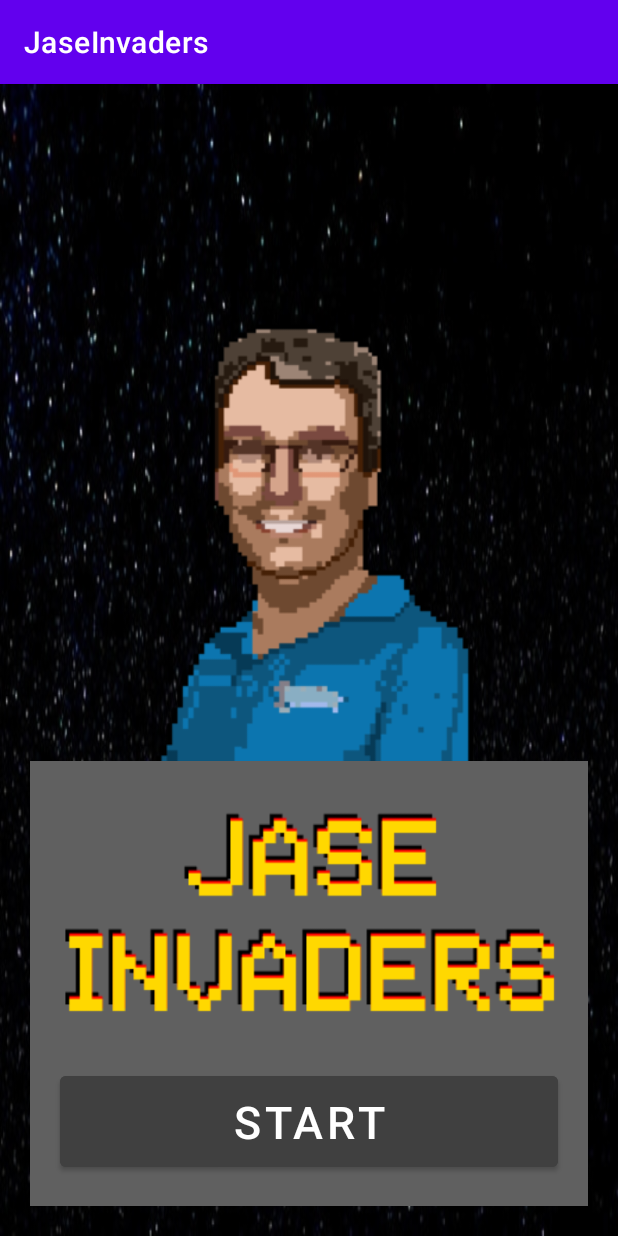
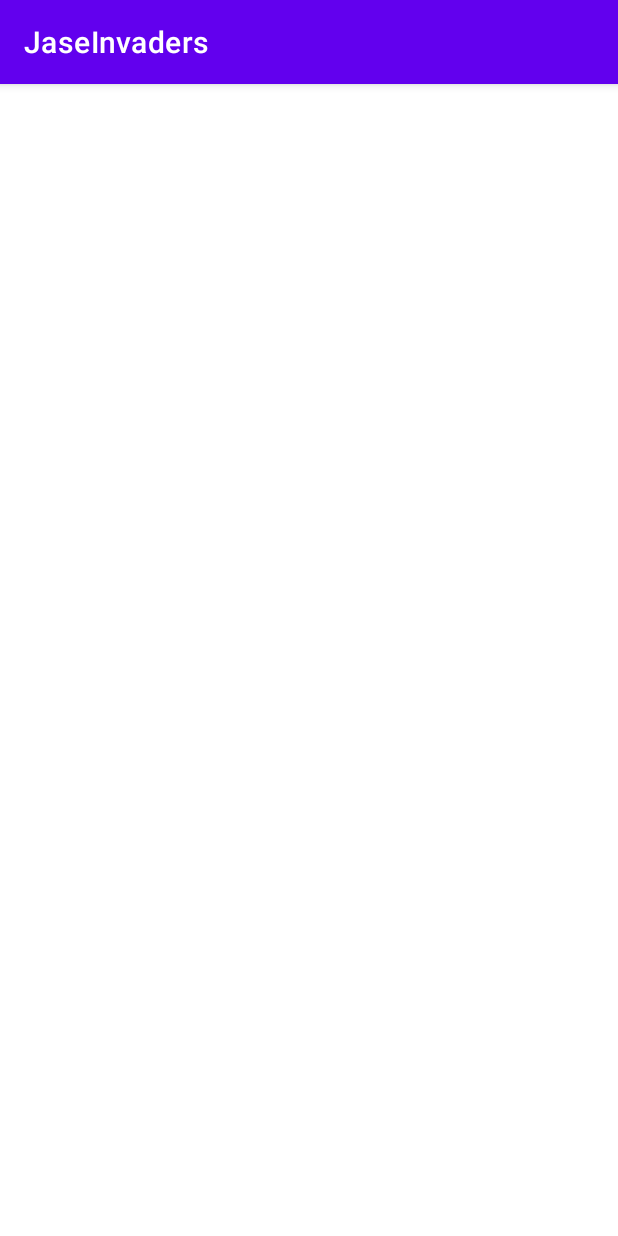
Before and after one commit to ETS-Android2/JaseInvaders, an Android app: the screen it shows after launch (MainActivity before the commit, GameActivity after it), after a tap on "START", on a phone screen of 412 x 824 dp. Run offline under Robolectric (Android 15) with nearby library versions, the phone set to English and light mode, and no system bars.

Commit message:
Create GameActivity. Make start_button move to GameActivity.

```diff
--- a/app/src/main/AndroidManifest.xml
+++ b/app/src/main/AndroidManifest.xml
@@ -9,6 +9,7 @@
         android:roundIcon="@mipmap/ic_launcher_round"
         android:supportsRtl="true"
         android:theme="@style/Theme.JaseInvaders">
+        <activity android:name=".GameActivity"></activity>
         <activity android:name=".MainActivity">
             <intent-filter>
                 <action android:name="android.intent.action.MAIN" />
--- /dev/null
+++ b/app/src/main/java/com/callumdennien/jaseinvaders/GameActivity.java
@@ -0,0 +1,14 @@
+package com.callumdennien.jaseinvaders;
+
+import androidx.appcompat.app.AppCompatActivity;
+
+import android.os.Bundle;
+
+public class GameActivity extends AppCompatActivity {
+
+    @Override
+    protected void onCreate(Bundle savedInstanceState) {
+        super.onCreate(savedInstanceState);
+        setContentView(R.layout.activity_game);
+    }
+}
--- a/app/src/main/java/com/callumdennien/jaseinvaders/MainActivity.java
+++ b/app/src/main/java/com/callumdennien/jaseinvaders/MainActivity.java
@@ -1,9 +1,10 @@
 package com.callumdennien.jaseinvaders;
 
-import androidx.appcompat.app.AppCompatActivity;
-
+import android.content.Intent;
 import android.os.Bundle;
 import android.view.View;
+
+import androidx.appcompat.app.AppCompatActivity;
 
 public class MainActivity extends AppCompatActivity {
 
@@ -14,5 +15,7 @@ public class MainActivity extends AppCompatActivity {
     }
 
     public void onStartPressed(View view) {
+        Intent intent = new Intent(this, GameActivity.class);
+        startActivity(intent);
     }
 }
--- /dev/null
+++ b/app/src/main/res/layout/activity_game.xml
@@ -0,0 +1,9 @@
+<?xml version="1.0" encoding="utf-8"?>
+<androidx.constraintlayout.widget.ConstraintLayout xmlns:android="http://schemas.android.com/apk/res/android"
+    xmlns:app="http://schemas.android.com/apk/res-auto"
+    xmlns:tools="http://schemas.android.com/tools"
+    android:layout_width="match_parent"
+    android:layout_height="match_parent"
+    tools:context=".GameActivity">
+
+</androidx.constraintlayout.widget.ConstraintLayout>
```
